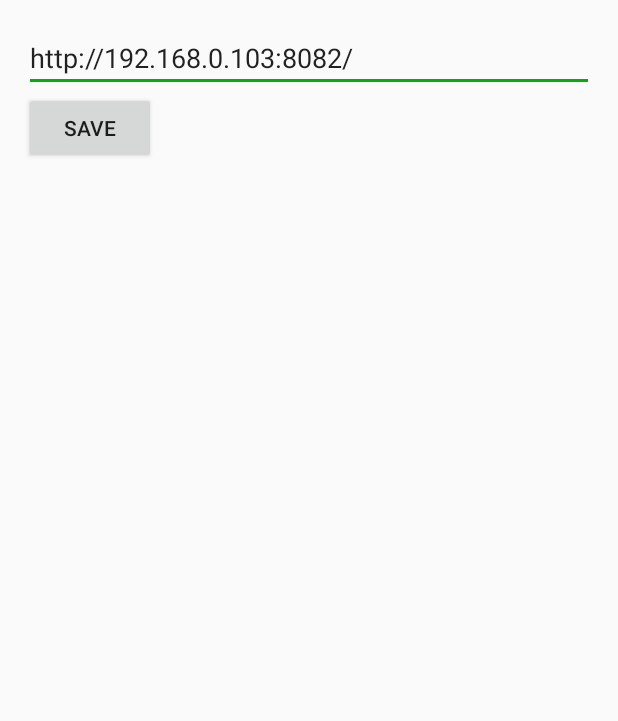
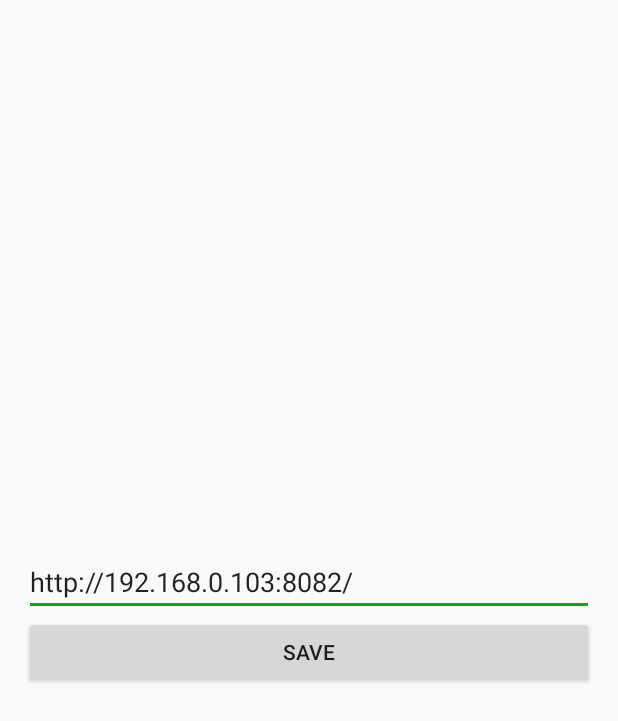
Before and after one commit to ylongwang2782/rfid_DT50, an Android app: the AdminActivity screen opened directly, with no data from a screen before it, on a phone screen of 412 x 824 dp. Shown: the top 721 px of the screen. Run offline under Robolectric (Android 15) with nearby library versions, the phone set to English and light mode, and no system bars.

Commit message:
[UI] (AdminActivity): 调整布局居中和按钮宽度
将布局的gravity属性设置为center，使内容居中显示
将保存按钮的宽度改为match_parent，使其占据整个宽度
调整按钮的gravity属性为center，使文本居中

```diff
--- a/app/src/main/res/layout/activity_admin.xml
+++ b/app/src/main/res/layout/activity_admin.xml
@@ -3,7 +3,8 @@
     android:layout_width="match_parent"
     android:layout_height="match_parent"
     android:orientation="vertical"
-    android:padding="16dp">
+    android:padding="16dp"
+    android:gravity="center">
 
     <EditText
         android:id="@+id/urlEditText"
@@ -13,7 +14,8 @@
 
     <Button
         android:id="@+id/saveButton"
-        android:layout_width="wrap_content"
+        android:layout_width="match_parent"
         android:layout_height="wrap_content"
+        android:gravity="center"
         android:text="Save" />
 </LinearLayout>
```
